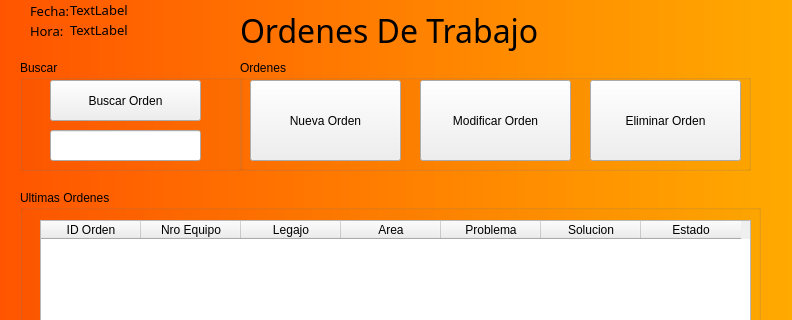
Before: the Qt Designer form Ordenes.ui in danilp12/GestionInventarioVcp, drawn with Qt 5; both pictures show x 0 to 792 and y 0 to 320 of the 792 by 507 pixel window.
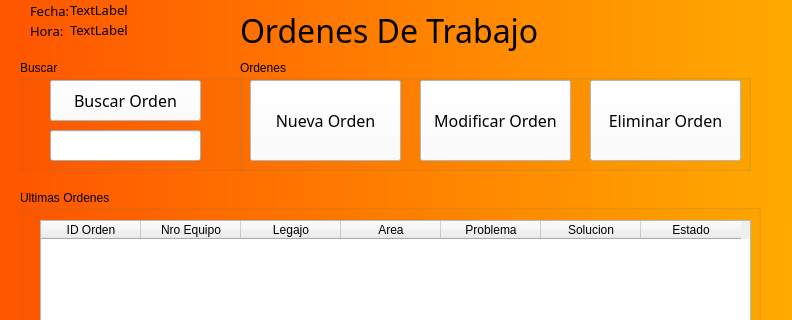
After: the same form once the commit is applied. Icons and pictures are not drawn.

Diff of the .ui file:
```diff
--- a/Ordenes.ui
+++ b/Ordenes.ui
@@ -24,6 +24,12 @@
     background-position: center;
     background-repeat: no-repeat;
     
+}
+QPushButton {
+ background-color: white;
+ color: black;
+font-family:Bodoni MT;
+font-size: 16px;
 }</string>
   </property>
   <widget class="QWidget" name="centralwidget">
```
